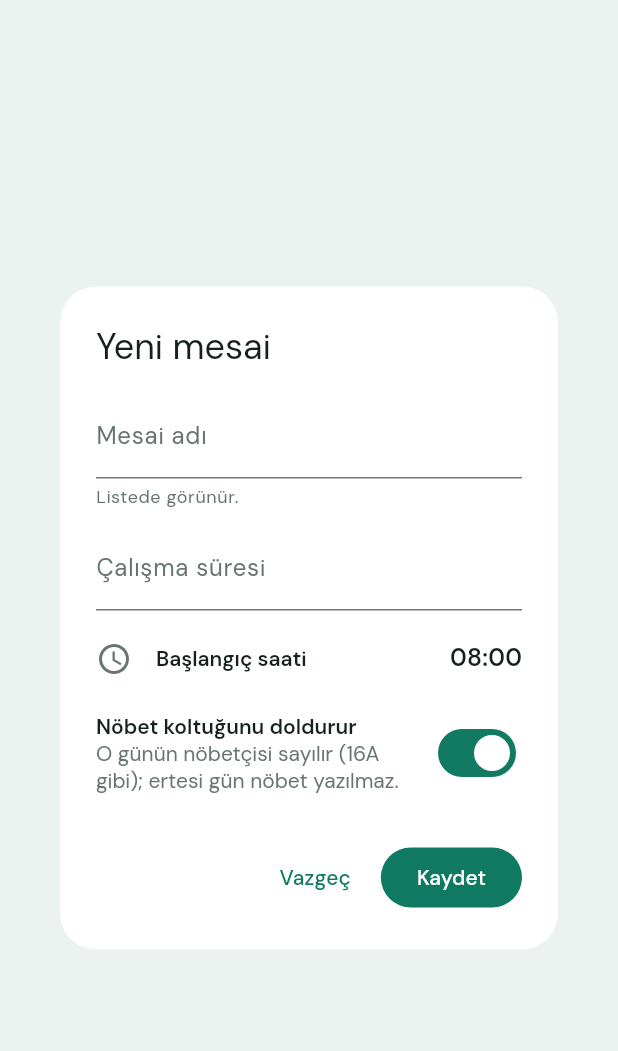
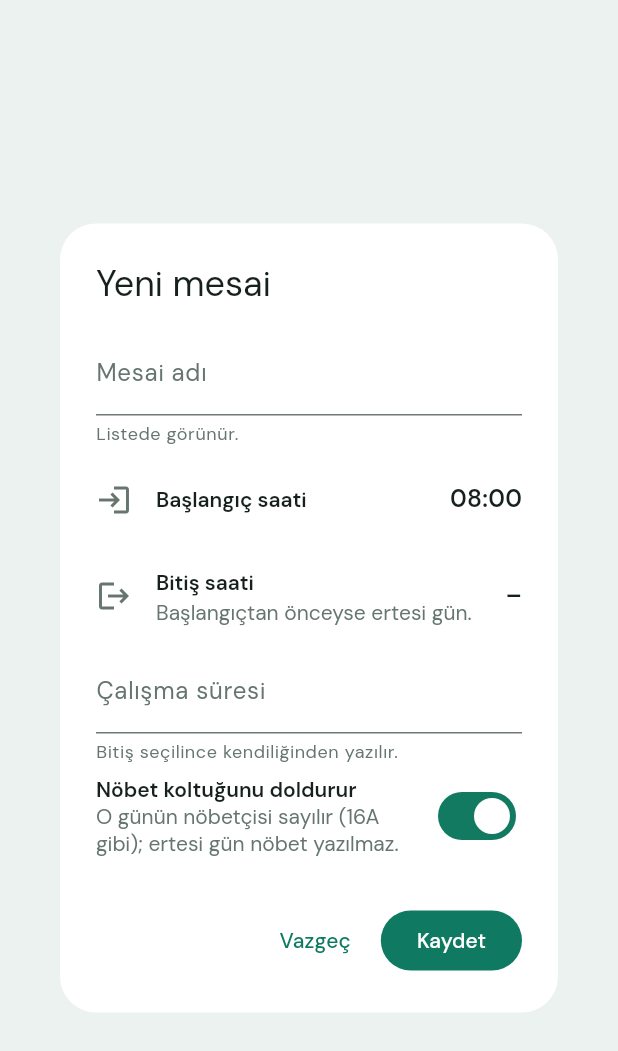
Before and after one commit to mervebesik14/nobet, a Flutter app: the CustomShiftDialog widget shown alone on an empty page, opened directly with empty values, on a phone screen of 412 x 824 dp. Shown: the top 1051 px of the screen. Run offline on Flutter 3.47's test engine with Material 3 defaults, Android fonts, the phone set to English and light mode, and no system bars; our stand-ins replace file_picker, flutter_local_notifications, flutter_native_contact_picker, flutter_riverpod, hive_ce, hive_ce_flutter and 5 more; missing offline and left inert: device_calendar_plus; accounts and stored records are empty; statements that could not run were skipped.

Commit message:
Özel mesaide bitiş saati
Tanımda başlangıç ve bitiş saati seçilir; süre bitişten hesaplanır
(bitiş başlangıçtan önceyse ertesi gün). Listede saat aralığı görünür.

Co-Authored-By: Claude Opus 5.5 <noreply@anthropic.com>
Claude-Session: https://claude.ai/code/session_01Y1rGiZaaKPQZyhnhoZdPnr

```diff
--- a/lib/features/settings/custom_shift_dialog.dart
+++ b/lib/features/settings/custom_shift_dialog.dart
@@ -42,22 +42,46 @@ class _CustomShiftDialogState extends State<CustomShiftDialog> {
     super.dispose();
   }
 
-  String get _startLabel =>
-      CustomShift(code: '', startMinute: _start, hours: 0).startLabel;
+  String _format(double h) =>
+      '$h'.replaceAll(RegExp(r'\.0$'), '').replaceAll('.', ',');
 
-  Future<void> _pickStart() async {
+  /// Yazılan süreye göre bitiş saati; süre anlaşılmazsa null.
+  String? get _endLabel {
+    final h = CustomShiftRules.parseHours(_hours.text);
+    if (h == null || h <= 0) return null;
+    return CustomShift(code: '', startMinute: _start, hours: h).endLabel;
+  }
+
+  Future<int?> _pickTime(int minute, String help) async {
     final picked = await showTimePicker(
       context: context,
-      initialTime: TimeOfDay(hour: _start ~/ 60, minute: _start % 60),
-      helpText: 'Başlangıç saati',
+      initialTime: TimeOfDay(hour: minute ~/ 60, minute: minute % 60),
+      helpText: help,
       builder: (context, child) => MediaQuery(
         data: MediaQuery.of(context).copyWith(alwaysUse24HourFormat: true),
         child: child!,
       ),
     );
-    if (picked != null) {
-      setState(() => _start = picked.hour * 60 + picked.minute);
-    }
+    return picked == null ? null : picked.hour * 60 + picked.minute;
+  }
+
+  /// Başlangıç değişince süre korunur, bitiş kayar.
+  Future<void> _pickStart() async {
+    final m = await _pickTime(_start, 'Başlangıç saati');
+    if (m != null) setState(() => _start = m);
+  }
+
+  /// Bitiş seçilince süre başlangıçtan hesaplanır (ertesi güne geçebilir).
+  Future<void> _pickEnd() async {
+    final h = CustomShiftRules.parseHours(_hours.text);
+    final current = h == null
+        ? _start
+        : CustomShift(code: '', startMinute: _start, hours: h).endMinute;
+    final m = await _pickTime(current, 'Bitiş saati');
+    if (m == null) return;
+    setState(
+      () => _hours.text = _format(CustomShiftRules.hoursBetween(_start, m)),
+    );
   }
 
   void _save() {
@@ -103,28 +127,41 @@ class _CustomShiftDialogState extends State<CustomShiftDialog> {
               helperText: editing ? 'Ad değiştirilemez.' : 'Listede görünür.',
             ),
           ),
-          const SizedBox(height: 12),
+          const SizedBox(height: 8),
+          ListTile(
+            key: const ValueKey('custom-shift-start'),
+            contentPadding: EdgeInsets.zero,
+            leading: const Icon(Icons.login),
+            title: const Text('Başlangıç saati'),
+            trailing: Text(
+              CustomShift.clock(_start),
+              style: Theme.of(context).textTheme.titleMedium,
+            ),
+            onTap: _pickStart,
+          ),
+          ListTile(
+            key: const ValueKey('custom-shift-end'),
+            contentPadding: EdgeInsets.zero,
+            leading: const Icon(Icons.logout),
+            title: const Text('Bitiş saati'),
+            subtitle: const Text('Başlangıçtan önceyse ertesi gün.'),
+            trailing: Text(
+              _endLabel ?? '–',
+              style: Theme.of(context).textTheme.titleMedium,
+            ),
+            onTap: _pickEnd,
+          ),
           TextField(
             key: const ValueKey('custom-shift-hours'),
             controller: _hours,
+            onChanged: (_) => setState(() {}),
             keyboardType: const TextInputType.numberWithOptions(decimal: true),
             decoration: const InputDecoration(
               labelText: 'Çalışma süresi',
               suffixText: 'saat',
               hintText: 'ör. 19',
+              helperText: 'Bitiş seçilince kendiliğinden yazılır.',
             ),
-          ),
-          const SizedBox(height: 4),
-          ListTile(
-            key: const ValueKey('custom-shift-start'),
-            contentPadding: EdgeInsets.zero,
-            leading: const Icon(Icons.schedule),
-            title: const Text('Başlangıç saati'),
-            trailing: Text(
-              _startLabel,
-              style: Theme.of(context).textTheme.titleMedium,
-            ),
-            onTap: _pickStart,
           ),
           SwitchListTile(
             key: const ValueKey('custom-shift-seat'),
--- a/lib/models/custom_shift.dart
+++ b/lib/models/custom_shift.dart
@@ -24,16 +24,24 @@ class CustomShift {
 
   int get startHour => startMinute ~/ 60;
 
-  String get startLabel =>
-      '${(startMinute ~/ 60).toString().padLeft(2, '0')}:'
-      '${(startMinute % 60).toString().padLeft(2, '0')}';
+  /// Bitiş, gece yarısından dakika (0–1439; ertesi güne geçebilir).
+  int get endMinute => (startMinute + (hours * 60).round()) % (24 * 60);
 
-  /// "13:00 · 19 sa · nöbet koltuğu"
+  static String clock(int minute) =>
+      '${(minute ~/ 60).toString().padLeft(2, '0')}:'
+      '${(minute % 60).toString().padLeft(2, '0')}';
+
+  String get startLabel => clock(startMinute);
+
+  String get endLabel => clock(endMinute);
+
+  /// "13:00–08:00 · 19 sa · nöbet koltuğu"
   String get description {
     final h = hours == hours.roundToDouble()
         ? hours.toInt().toString()
         : hours.toString().replaceAll('.', ',');
-    return '$startLabel · $h sa · ${fillsSeat ? 'nöbet koltuğu' : 'ek mesai'}';
+    return '$startLabel–$endLabel · $h sa · '
+        '${fillsSeat ? 'nöbet koltuğu' : 'ek mesai'}';
   }
 
   /// Ad karşılaştırması: boşluk atılır, büyük harf.
```
Also changed, not shown: lib/logic/custom_shift_rules.dart (+8 -0 lines), 3 other files.
